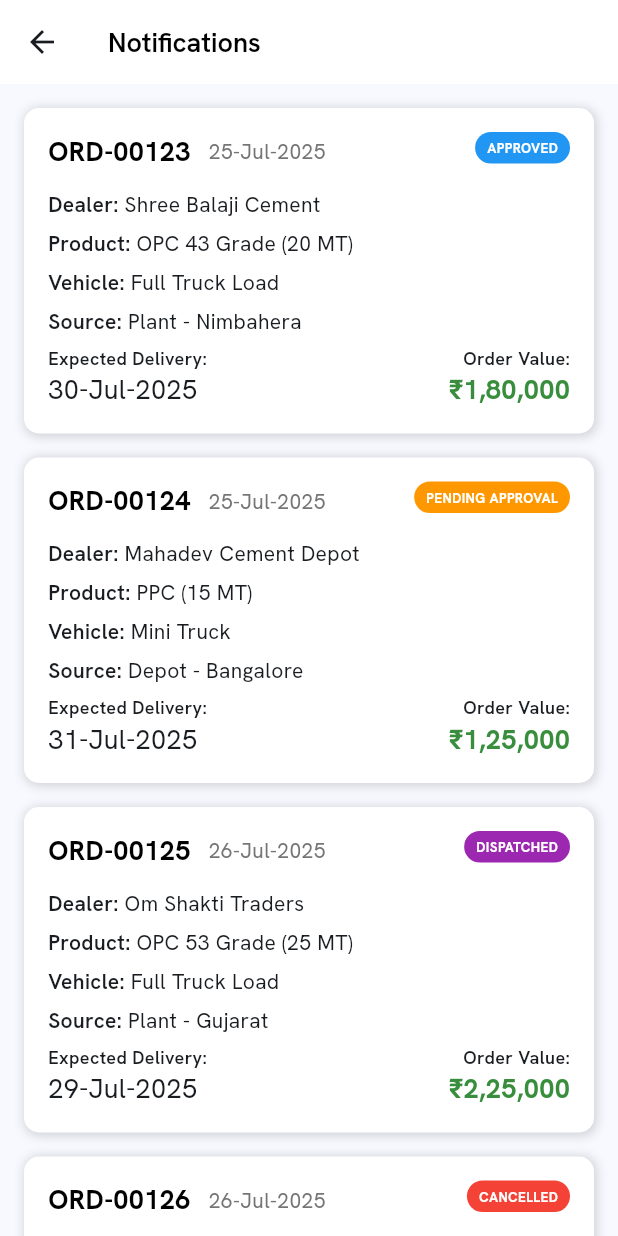
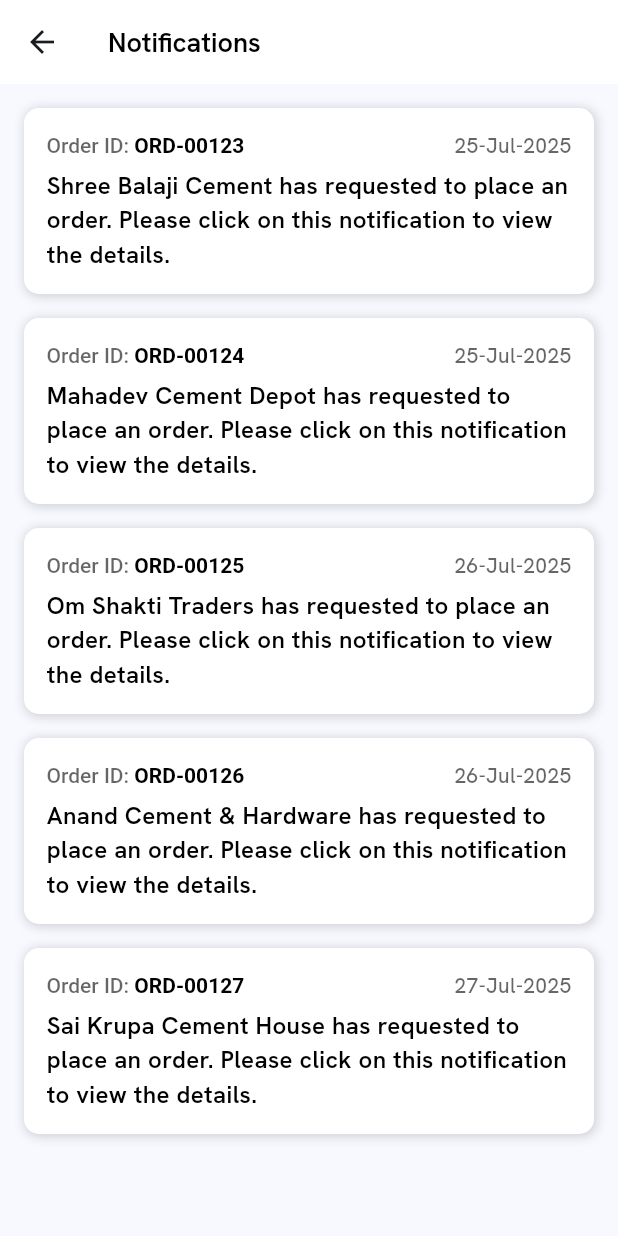
Before and after one commit to sagard2024/cement_industries_dealer, a Flutter app: the NotificationsScreen screen opened by its route, on a phone screen of 412 x 824 dp. Run offline on Flutter 3.47's test engine with Material 3 defaults, Android fonts, the light colour scheme and no system bars; our stand-ins replace connectivity_plus, dio, event_bus, flutter_spinkit, flutter_svg, fluttertoast and 3 more; missing offline and left inert: encrypt_shared_preferences, qr_code_scanner_plus.

Commit message:
feat: change notifications list ui and add order details screen

```diff
--- a/lib/app/modules/notifications/notifications_screen.dart
+++ b/lib/app/modules/notifications/notifications_screen.dart
@@ -1,6 +1,8 @@
+import 'package:cement_industries_dealer/app/routes/app_pages.dart';
+import 'package:cement_industries_dealer/extensions/extension_functions.dart';
 import 'package:cement_industries_dealer/utility/sample_data.dart';
-import 'package:cement_industries_dealer/utility/widget_util.dart';
 import 'package:flutter/material.dart';
+import 'package:get/get.dart';
 
 import '../../constant/local_colors.dart';
 
@@ -41,173 +43,72 @@ class _NotificationsScreenState extends State<NotificationsScreen> {
   Widget notificationItem(Map<String, dynamic> orderData) {
     return Container(
       margin: EdgeInsets.only(bottom: 16),
-      padding: EdgeInsets.symmetric(horizontal: 16, vertical: 16),
       decoration: BoxDecoration(
         color: whiteColor,
         borderRadius: BorderRadius.all(Radius.circular(10)),
         boxShadow: [
-          BoxShadow(
-            color: blackColor.withAlpha(40),
+          BoxShadow(color: blackColor.withAlpha(40),
               offset: const Offset(1.0, 1.0),
               blurRadius: 5,
-            spreadRadius: 1.0,
-          ),
+              spreadRadius: 1.0)
         ],
       ),
-      child: Stack(
+      child: Column(
         children: [
-          Column(
+          Container(
+            padding: EdgeInsets.symmetric(horizontal: 15, vertical: 15),
+            child: Column(
               crossAxisAlignment: CrossAxisAlignment.start,
               children: [
                 // Order Number and Date
                 Row(
-                mainAxisAlignment: MainAxisAlignment.start,
+                  crossAxisAlignment: CrossAxisAlignment.center,
+                  mainAxisAlignment: MainAxisAlignment.spaceBetween,
                   children: [
-                  Text(
-                    orderData['orderNumber'] ?? '',
+                    RichText(
+                      text: TextSpan(
+                        children: [
+                          TextSpan(
+                            text: "Order ID: ",
                             style: TextStyle(
-                      fontSize: 18,
-                      fontWeight: FontWeight.bold,
-                      color: textColor,
+                                color: textColor.withValues(alpha: 0.6),
+                                fontSize: 14,
+                                fontWeight: FontWeight.w500),
                           ),
-                  ),
-                  horizontalSpace(12),
-                  Text(
-                    orderData['orderDate'] ?? '',
-                    style: TextStyle(fontSize: 14, color: Colors.grey[600]),
+                          TextSpan(
+                            text: "${orderData['orderNumber']}",
+                            style: TextStyle(color: textColor,
+                                fontSize: 14,
+                                fontWeight: FontWeight.w600),
                           ),
                         ],
                       ),
-              verticalSpace(12),
-
-              // Dealer Name
-              Row(
-                children: [
+                    ),
                     Text(
-                    'Dealer: ',
-                    style: TextStyle(fontWeight: FontWeight.w600, fontSize: 14),
-                  ),
-                  Expanded(
-                    child: Text(
-                      orderData['dealerName'] ?? '',
-                      style: TextStyle(fontSize: 14),
-                    ),
+                      orderData['orderDate'] ?? '',
+                      style: TextStyle(color: textColor.withValues(
+                          alpha: 0.6),
+                          fontSize: 14,
+                          fontWeight: FontWeight.w500),
                     ),
                   ],
                 ),
-              verticalSpace(6),
-
-              // Product Type and Quantity
-              Row(
-                children: [
+                SizedBox(height: 5),
                 Text(
-                    'Product: ',
-                    style: TextStyle(fontWeight: FontWeight.w600, fontSize: 14),
-                  ),
-                  Text(
-                    '${orderData['productType'] ?? ''} (${orderData['quantity']} MT)',
-                    style: TextStyle(fontSize: 14),
+                  "${orderData['dealerName']} has requested to place an order. Please click on this notification to view the details.",
+                  style: TextStyle(color: textColor,
+                      fontSize: 16,
+                      fontWeight: FontWeight.w600),
                 ),
               ],
             ),
-              verticalSpace(6),
+          ),
 
-              // Vehicle Type and Source
-              Row(
-                children: [
-                  Text(
-                    'Vehicle: ',
-                    style: TextStyle(fontWeight: FontWeight.w600, fontSize: 14),
-                  ),
-                  Text(
-                    orderData['vehicleType'] ?? '',
-                    style: TextStyle(fontSize: 14),
-                  ),
         ],
       ),
-              verticalSpace(6),
-
-              Row(
-                children: [
-                  Text(
-                    'Source: ',
-                    style: TextStyle(fontWeight: FontWeight.w600, fontSize: 14),
-                  ),
-                  Expanded(
-                    child: Text(
-                      orderData['preferredSource'] ?? '',
-                      style: TextStyle(fontSize: 14),
-                    ),
-                  ),
-                ],
-              ),
-              verticalSpace(6),
-
-              Row(
-                mainAxisAlignment: MainAxisAlignment.spaceBetween,
-                children: [
-                  Column(
-                    crossAxisAlignment: CrossAxisAlignment.start,
-                    children: [
-                      Text(
-                        'Expected Delivery:',
-                        style: TextStyle(
-                          fontWeight: FontWeight.w600,
-                          fontSize: 12,
-                        ),
-                      ),
-                      Text(
-                        orderData['expectedDeliveryDate'] ?? '',
-                        style: TextStyle(fontSize: 18),
-                      ),
-                    ],
-                  ),
-                  Column(
-                    crossAxisAlignment: CrossAxisAlignment.end,
-                    children: [
-                      Text(
-                        'Order Value:',
-                        style: TextStyle(
-                          fontWeight: FontWeight.w600,
-                          fontSize: 12,
-                        ),
-                      ),
-                      Text(
-                        orderData['orderValue'] ?? '',
-                        style: TextStyle(
-                          fontSize: 18,
-                          fontWeight: FontWeight.bold,
-                          color: Colors.green[700],
-                        ),
-                      ),
-                    ],
-                  ),
-                ],
-              ),
-            ],
-          ),
-
-          Positioned(
-            top: 0,
-            right: 0,
-            child: Container(
-              padding: EdgeInsets.symmetric(horizontal: 8, vertical: 4),
-              decoration: BoxDecoration(
-                color: getOrderStatusColor(orderData['orderStatus'] ?? ''),
-                borderRadius: BorderRadius.circular(12),
-              ),
-              child: Text(
-                (orderData['orderStatus'] ?? '').toUpperCase(),
-                style: TextStyle(
-                  color: Colors.white,
-                  fontSize: 9,
-                  fontWeight: FontWeight.bold,
-                ),
-              ),
-            ),
-          ),
-        ],
-      ),
-    );
+    ).onClick(() {
+      //
+      Get.toNamed(Routes.ORDER_DETAILS_SCREEN, arguments: orderData);
+    });
   }
 }
--- a/lib/app/routes/app_pages.dart
+++ b/lib/app/routes/app_pages.dart
@@ -1,6 +1,7 @@
 import 'package:cement_industries_dealer/app/modules/cases/case_list/case_list_screen.dart';
 import 'package:cement_industries_dealer/app/modules/cases/create_case/create_case_screen.dart';
 import 'package:cement_industries_dealer/app/modules/notifications/notifications_screen.dart';
+import 'package:cement_industries_dealer/app/modules/order_details/order_details_screen.dart';
 import 'package:get/get.dart';
 import 'package:cement_industries_dealer/app/modules/account_statement/account_statement_screen.dart';
 import 'package:cement_industries_dealer/app/modules/home/home_screen.dart';
@@ -50,5 +51,6 @@ class AppPages {
     GetPage(name: _Paths.CREATE_CASE_SCREEN, page: () => const CreateCaseScreen()),
     GetPage(name: _Paths.CASE_LIST_SCREEN, page: () => const CaseListScreen()),
     GetPage(name: _Paths.NOTIFICATIONS_SCREEN, page: () => const NotificationsScreen()),
+    GetPage(name: _Paths.ORDER_DETAILS_SCREEN, page: () => const OrderDetailsScreen()),
   ];
 }
--- a/lib/app/routes/app_routes.dart
+++ b/lib/app/routes/app_routes.dart
@@ -23,6 +23,7 @@ abstract class Routes {
   static const CREATE_CASE_SCREEN = _Paths.CREATE_CASE_SCREEN;
   static const CASE_LIST_SCREEN = _Paths.CASE_LIST_SCREEN;
   static const NOTIFICATIONS_SCREEN = _Paths.NOTIFICATIONS_SCREEN;
+  static const ORDER_DETAILS_SCREEN = _Paths.ORDER_DETAILS_SCREEN;
 }
 
 abstract class _Paths {
@@ -48,4 +49,5 @@ abstract class _Paths {
   static const CREATE_CASE_SCREEN = '/create_case_screen';
   static const CASE_LIST_SCREEN = '/case_list_screen';
   static const NOTIFICATIONS_SCREEN = '/notifications_screen';
+  static const ORDER_DETAILS_SCREEN = '/order_details_screen';
 }
```
Also changed, not shown: lib/app/modules/order_details/order_details_screen.dart (added, +250 -0 lines), 1 other file. Lines whose indentation alone changed are shown as unchanged.
